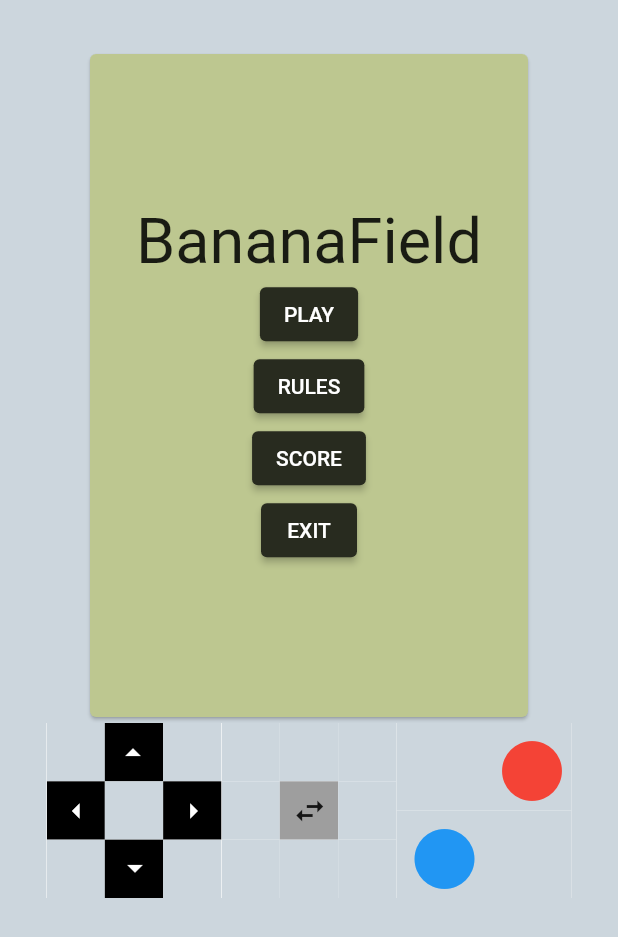
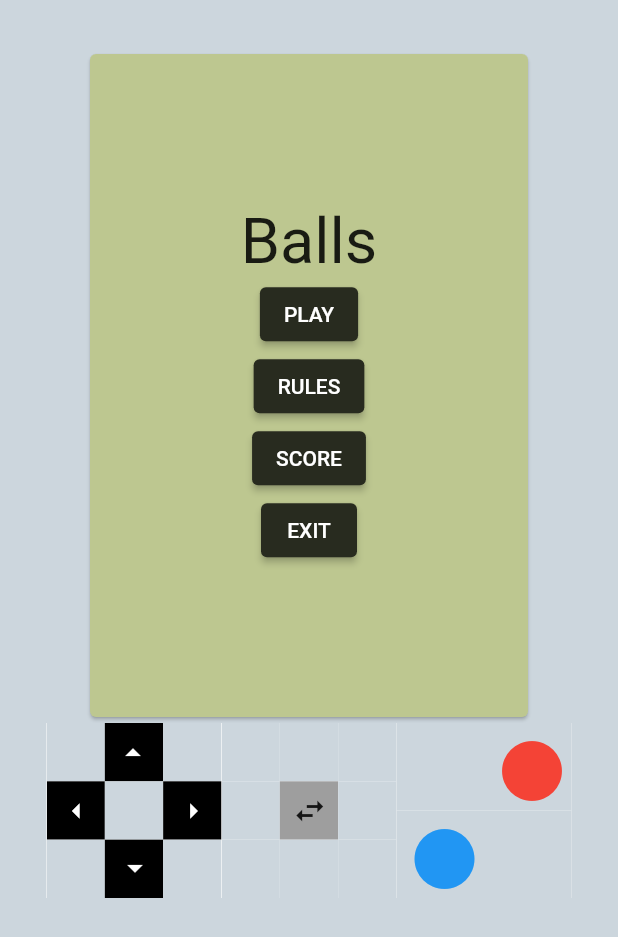
Before and after one commit to tedros99/PixelPanic, a Flutter app: the screen it shows after launch, on a phone screen of 412 x 824 dp. Shown: the top 937 px of the screen. Run offline on Flutter 3.47's test engine with Material 2 defaults, Android fonts, the phone set to English and light mode, and no system bars.

Commit message:
Update main.dart

```diff
--- a/lib/main.dart
+++ b/lib/main.dart
@@ -16,7 +16,7 @@ class MyApp extends StatelessWidget {
             mainAxisAlignment: MainAxisAlignment.center,
             children: [
               Text(
-                "BananaField",
+                "Balls",
                 textScaleFactor: 3.0,
               ),
               ElevatedButton(
```
